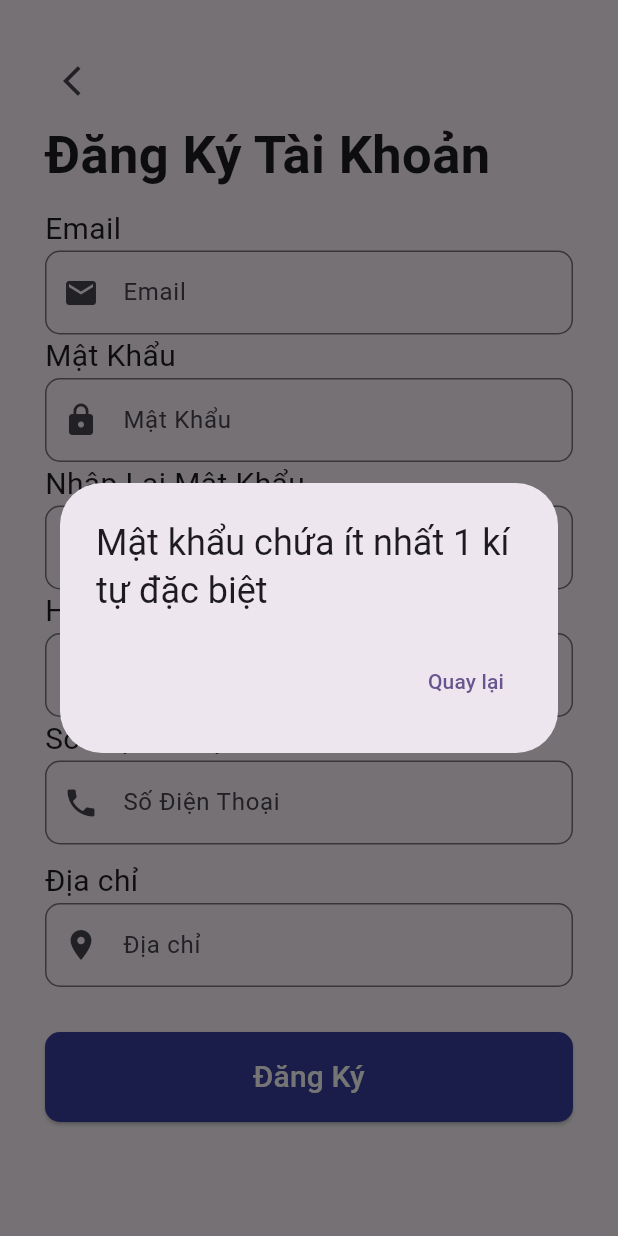
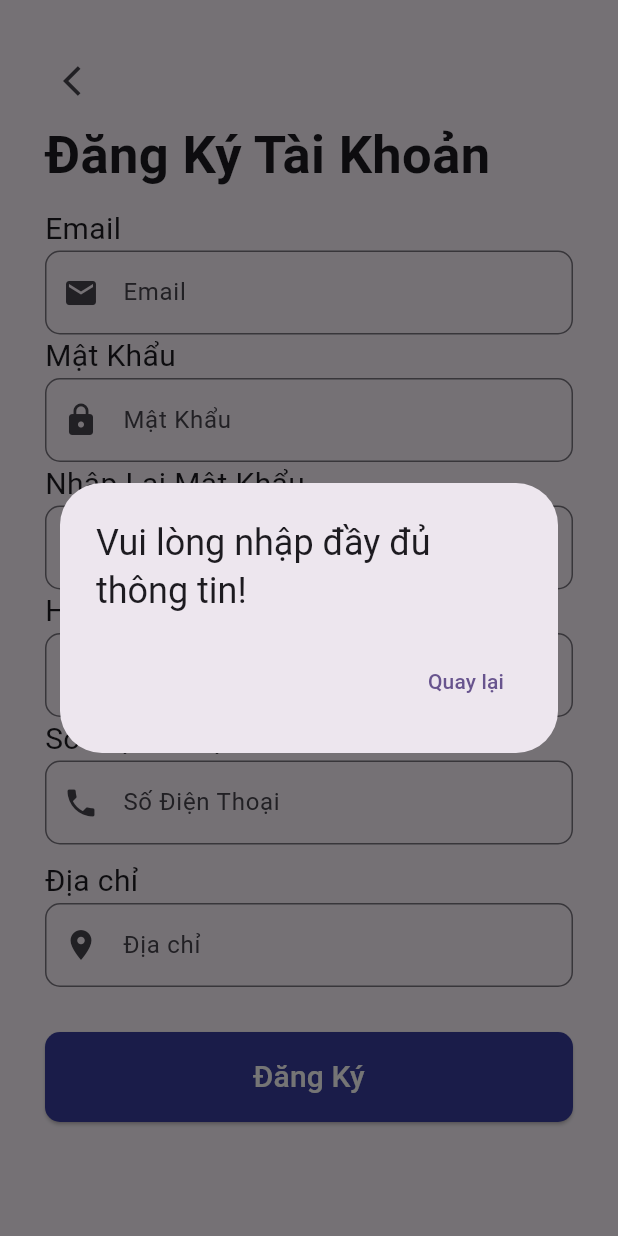
Before and after one commit to Huycoconut/DoAn3TTuan, a Flutter app: the Register screen opened directly, after a tap on "Đăng Ký", on a phone screen of 412 x 824 dp. Run offline on Flutter 3.47's test engine with Material 3 defaults, Android fonts, the phone set to English and light mode, and no system bars; our stand-ins replace carousel_slider, firebase_auth, firebase_core, firebase_database, firebase_messaging, google_sign_in and 2 more; accounts and stored records are empty.

Commit message:
Khoa them rang buoc

```diff
--- a/appbanhang_gearchina/lib/View/DangNhap_DangKy/register.dart
+++ b/appbanhang_gearchina/lib/View/DangNhap_DangKy/register.dart
@@ -281,6 +281,26 @@ class _RegisterState extends State<Register> {
               ElevatedButton(
                 onPressed: () {
                   // Xử lý sự kiện khi nút được nhấn
+                  if(email.text.isEmpty || matkhau.text.isEmpty || re_pass.text.isEmpty || hoten.text.isEmpty || sdt.text.isEmpty || diachi.text.isEmpty){
+                    setState(() {
+                      _errorMessage = 'Vui lòng nhập đầy đủ thông tin!';
+                    });
+                    showDialog(
+                        context: context,
+                        builder: (context) {
+                          return AlertDialog(
+                            title: Text(_errorMessage),
+                            actions: [
+                              TextButton(
+                                  onPressed: () {
+                                    Navigator.of(context).pop();
+                                  },
+                                  child: const Text("Quay lại"))
+                            ],
+                          );
+                        });
+                    return;
+                  }
                   SignUp();
                 },
                 style: ElevatedButton.styleFrom(
```
